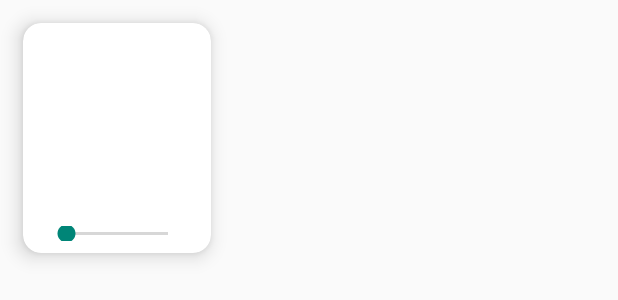
After one commit to qsubq/MultiApp, an Android app: the layout player_item_layout.xml on its own in the app's theme, with its tools: preview values and no code run, on a phone screen of 412 x 824 dp. The commit adds this screen. Shown: the top 300 px of the screen. Run offline under Robolectric (Android 15) with nearby library versions, the phone set to English and light mode, and no system bars.

Commit message:
Player fragment ui and adapter

```diff
--- /dev/null
+++ b/app/src/main/res/layout/player_item_layout.xml
@@ -0,0 +1,29 @@
+<?xml version="1.0" encoding="utf-8"?>
+<androidx.cardview.widget.CardView xmlns:android="http://schemas.android.com/apk/res/android"
+    xmlns:app="http://schemas.android.com/apk/res-auto"
+    android:layout_width="wrap_content"
+    android:layout_height="wrap_content"
+    android:layout_margin="15dp"
+    app:cardCornerRadius="12dp"
+    app:cardElevation="8dp">
+
+    <androidx.appcompat.widget.LinearLayoutCompat
+        android:layout_width="match_parent"
+        android:layout_height="match_parent"
+        android:orientation="vertical">
+
+        <androidx.appcompat.widget.AppCompatImageView
+            android:layout_width="125dp"
+            android:layout_height="125dp"
+            android:layout_marginBottom="10dp" />
+
+        <androidx.appcompat.widget.AppCompatSeekBar
+            android:layout_width="100dp"
+            android:layout_height="10dp"
+            android:layout_gravity="center"
+            android:layout_marginStart="5dp"
+            android:layout_marginEnd="5dp"
+            android:layout_marginBottom="8dp" />
+    </androidx.appcompat.widget.LinearLayoutCompat>
+
+</androidx.cardview.widget.CardView>
```
Also changed, not shown: app/src/main/java/com/github/qsubq/multiapp/app/presentation/adapter/PlayerAdapter.kt (added, +25 -0 lines), app/src/main/res/layout/fragment_player.xml (+9 -0 lines).
